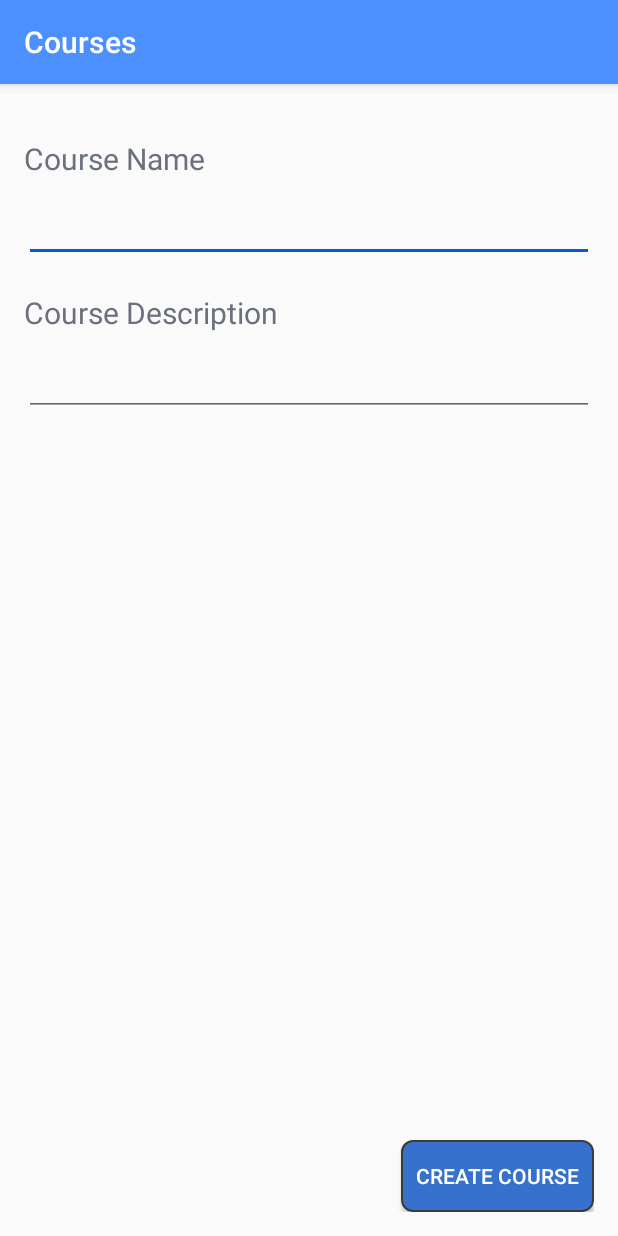
After one commit to RamyElZahaby/dlcCourseApp, an Android app: the CreateCourseActivity screen opened directly, with no data from a screen before it, on a phone screen of 412 x 824 dp. The commit adds this screen. Run offline under Robolectric (Android 15) with nearby library versions, the phone set to English and light mode, and no system bars.

Commit message:
Completed the creating course and persistence functionality

```diff
--- a/app/build.gradle
+++ b/app/build.gradle
@@ -22,9 +22,12 @@ dependencies {
     implementation fileTree(dir: 'libs', include: ['*.jar'])
     implementation 'com.android.support:appcompat-v7:27.1.1'
     implementation 'com.android.support.constraint:constraint-layout:1.1.2'
+    implementation 'com.android.support:design:27.1.1'
     testImplementation 'junit:junit:4.12'
     androidTestImplementation 'com.android.support.test:runner:1.0.2'
     androidTestImplementation 'com.android.support.test.espresso:espresso-core:3.0.2'
+
+
 
     // Recycler View
     implementation 'com.android.support:recyclerview-v7:27.1.1'
@@ -33,5 +36,8 @@ dependencies {
     implementation 'com.squareup.picasso:picasso:2.71828'
     implementation 'de.hdodenhof:circleimageview:2.2.0'
 
+    //Gson
+    implementation 'com.google.code.gson:gson:2.8.5'
+
 
 }
--- a/app/src/main/AndroidManifest.xml
+++ b/app/src/main/AndroidManifest.xml
@@ -18,7 +18,10 @@
                 <category android:name="android.intent.category.LAUNCHER" />
             </intent-filter>
         </activity>
-        <activity android:name=".CourseDetailsActivity"></activity>
+        <activity android:name=".CourseDetailsActivity" />
+        <activity android:name=".CreateCourseActivity"
+            android:windowSoftInputMode="stateHidden|adjustResize"
+            ></activity>
     </application>
 
 </manifest>
--- a/app/src/main/java/dlc/testproject/Course.java
+++ b/app/src/main/java/dlc/testproject/Course.java
@@ -6,6 +6,11 @@ public class Course implements Serializable
 {
     String name, description, img;
 
+    public Course(String name, String description)
+    {
+        this.name = name;
+        this.description = description;
+    }
 
     public Course(String name, String description, String img)
     {
--- /dev/null
+++ b/app/src/main/java/dlc/testproject/CreateCourseActivity.java
@@ -0,0 +1,60 @@
+package dlc.testproject;
+
+import android.content.SharedPreferences;
+import android.support.v7.app.AppCompatActivity;
+import android.os.Bundle;
+import android.view.View;
+import android.widget.Button;
+import android.widget.EditText;
+import android.widget.Toast;
+
+import com.google.gson.Gson;
+
+public class CreateCourseActivity extends AppCompatActivity {
+
+    SharedPreferences createPrefs;
+    private final static String storageKey = "coursesArray";
+
+    @Override
+    protected void onCreate(Bundle savedInstanceState) {
+        super.onCreate(savedInstanceState);
+        setContentView(R.layout.activity_create_course);
+
+        Button createButton = findViewById(R.id.create_course_button);
+
+        createPrefs =  getSharedPreferences("db", MODE_PRIVATE);
+
+
+        createButton.setOnClickListener(new View.OnClickListener() {
+            @Override
+            public void onClick(View view) {
+
+                String courseName = ((EditText)findViewById(R.id.course_name_input)).getText().toString();
+                String courseDescription = ((EditText)findViewById(R.id.course_description_input)).getText().toString();
+                Course newCourse = new Course(courseName, courseDescription);
+
+                //create a shared preferences editor
+                SharedPreferences.Editor editor = createPrefs.edit();
+
+                //Use Gson library to convert the courses list to Json
+                Gson gson = new Gson();
+                String json = gson.toJson(newCourse);
+
+                //Put the courses list's JSON in the shared preferences with its corresponding storage key
+                editor.putString(json, json);
+
+                //Apply changes made to the shared preferences
+                editor.apply();
+
+                //Pop up confirming the course creation.
+                Toast.makeText(CreateCourseActivity.this, "Course Created Successfully.", Toast.LENGTH_LONG );
+
+
+                CreateCourseActivity.this.onBackPressed();
+
+            }
+        });
+    }
+
+
+}
--- /dev/null
+++ b/app/src/main/res/drawable/button_shape.xml
@@ -0,0 +1,18 @@
+<?xml version="1.0" encoding="utf-8"?>
+<shape xmlns:android="http://schemas.android.com/apk/res/android">
+
+    <stroke
+        android:width="1dp"
+        android:color="#3d3a3a"/>
+
+    <corners
+        android:radius="7dp" />
+
+    <padding
+        android:left="1dp"
+        android:right="1dp"
+        android:top="1dp"
+        android:bottom="1dp"/>
+
+    <solid android:color="#3771ce"/>
+</shape>
--- /dev/null
+++ b/app/src/main/res/drawable/ic_add.xml
@@ -0,0 +1,5 @@
+<vector android:height="24dp" android:tint="#FFFFFF"
+    android:viewportHeight="24.0" android:viewportWidth="24.0"
+    android:width="24dp" xmlns:android="http://schemas.android.com/apk/res/android">
+    <path android:fillColor="#FF000000" android:pathData="M19,13h-6v6h-2v-6H5v-2h6V5h2v6h6v2z"/>
+</vector>
--- /dev/null
+++ b/app/src/main/res/layout/activity_create_course.xml
@@ -0,0 +1,61 @@
+<?xml version="1.0" encoding="utf-8"?>
+<android.support.constraint.ConstraintLayout xmlns:android="http://schemas.android.com/apk/res/android"
+    xmlns:app="http://schemas.android.com/apk/res-auto"
+    xmlns:tools="http://schemas.android.com/tools"
+    android:layout_width="match_parent"
+    android:layout_height="match_parent"
+    android:padding="16dp"
+    tools:context=".CreateCourseActivity">
+
+    <TextView
+        android:id="@+id/course_name_text_view"
+        android:layout_width="wrap_content"
+        android:layout_height="wrap_content"
+        android:paddingTop="20dp"
+        android:text="Course Name"
+        android:textColor="#6a717c"
+        android:textSize="20sp" />
+
+
+    <EditText
+        android:id="@+id/course_name_input"
+        android:layout_width="match_parent"
+        android:layout_height="wrap_content"
+        android:paddingTop="20dp"
+        android:textColor="#000"
+        android:textSize="18sp"
+        app:layout_constraintTop_toBottomOf="@id/course_name_text_view" />
+
+    <TextView
+        android:id="@+id/course_description_text_view"
+        android:layout_width="wrap_content"
+        android:layout_height="wrap_content"
+        android:paddingTop="20dp"
+        android:text="Course Description"
+        android:textColor="#6a717c"
+        android:textSize="20sp"
+        app:layout_constraintTop_toBottomOf="@id/course_name_input" />
+
+    <EditText
+        android:id="@+id/course_description_input"
+        android:layout_width="match_parent"
+        android:layout_height="wrap_content"
+        android:paddingTop="20dp"
+        android:textColor="#000"
+        android:textSize="18sp"
+        app:layout_constraintTop_toBottomOf="@id/course_description_text_view" />
+
+    <Button
+        android:id="@+id/create_course_button"
+        android:layout_width="wrap_content"
+        android:layout_height="wrap_content"
+        android:text="Create Course"
+        app:layout_constraintBottom_toBottomOf="parent"
+        app:layout_constraintEnd_toEndOf="parent"
+        android:background="@drawable/button_shape"
+        android:paddingRight="10dp"
+        android:paddingLeft="10dp"
+        android:textColor="#FFF"
+        />
+
+</android.support.constraint.ConstraintLayout>
--- a/app/src/main/res/layout/layout_listitem.xml
+++ b/app/src/main/res/layout/layout_listitem.xml
@@ -2,7 +2,8 @@
 <RelativeLayout xmlns:android="http://schemas.android.com/apk/res/android"
     android:layout_width="match_parent"
     android:layout_height="wrap_content"
-    android:id="@+id/parent_layout">
+    android:id="@+id/parent_layout"
+    android:padding="16dp">
 
     <de.hdodenhof.circleimageview.CircleImageView
         android:layout_width="80dp"
@@ -15,7 +16,6 @@
         android:id="@+id/image_name"
         android:layout_toRightOf="@id/image"
         android:textColor="#000"
-        android:layout_centerVertical="true"
         android:layout_marginLeft="30dp"
         android:textSize="17sp"/>
 </RelativeLayout>
--- a/app/src/main/res/values/colors.xml
+++ b/app/src/main/res/values/colors.xml
@@ -1,6 +1,6 @@
 <?xml version="1.0" encoding="utf-8"?>
 <resources>
-    <color name="colorPrimary">#3F51B5</color>
-    <color name="colorPrimaryDark">#303F9F</color>
-    <color name="colorAccent">#FF4081</color>
+    <color name="colorPrimary">#4c90ff</color>
+    <color name="colorPrimaryDark">#417fe2</color>
+    <color name="colorAccent">#0a5ad8</color>
 </resources>
```
Also changed, not shown: app/src/main/java/dlc/testproject/CourseListActivity.java (+64 -5 lines), app/src/main/res/layout/activity_course_list.xml (+8 -0 lines).
